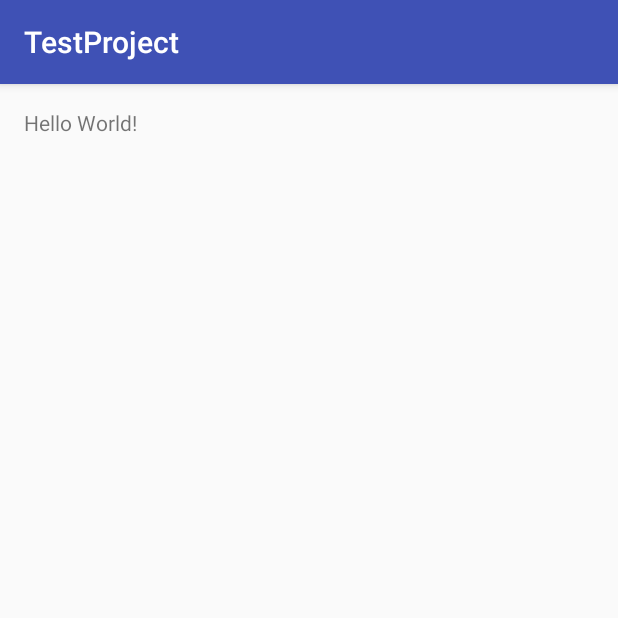
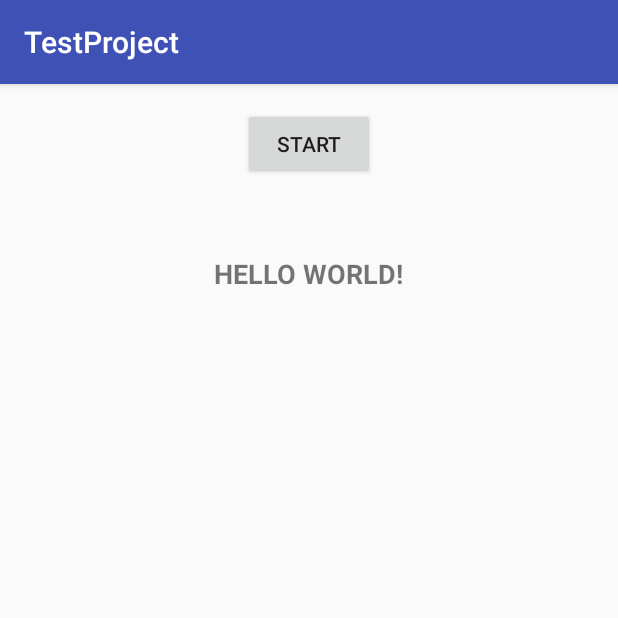
Before and after one commit to s-marten/TestProject, an Android app: the screen it shows after launch (MainActivity), on a phone screen of 412 x 824 dp, the top half of it. Run offline under Robolectric (Android 15) with nearby library versions, the phone set to English and light mode, and no system bars.

Commit message:
async test

```diff
--- a/app/build.gradle
+++ b/app/build.gradle
@@ -2,7 +2,8 @@ apply plugin: 'com.android.application'
 
 android {
     compileSdkVersion 23
-    buildToolsVersion "24.0.1"
+    //    buildToolsVersion "24.0.1"
+    buildToolsVersion "23.0.3"
 
     defaultConfig {
         applicationId "ru.marten.testproject"
--- a/app/src/main/java/ru/marten/testproject/MainActivity.java
+++ b/app/src/main/java/ru/marten/testproject/MainActivity.java
@@ -2,12 +2,41 @@ package ru.marten.testproject;
 
 import android.support.v7.app.AppCompatActivity;
 import android.os.Bundle;
+import android.view.View;
+import android.widget.Button;
+import android.widget.TextView;
+
+import ru.marten.testproject.netutils.CustomAsyncTask;
 
 public class MainActivity extends AppCompatActivity {
+
+    TextView status_text;
 
     @Override
     protected void onCreate(Bundle savedInstanceState) {
         super.onCreate(savedInstanceState);
         setContentView(R.layout.activity_main);
+        status_text = (TextView) findViewById(R.id.status_text);
+        Button testBtn = (Button) findViewById(R.id.start_button);
+        testBtn.setOnClickListener(new View.OnClickListener() {
+            @Override
+            public void onClick(View view) {
+                asyncTest();
+            }
+        });
+    }
+
+    public void setText() {
+        status_text.setText("Got it");
+    }
+
+    public void asyncTest() {
+        CustomAsyncTask task = new CustomAsyncTask();
+        try {
+            task.setPostExecuteLogic(this.getClass().getMethod("setText", null), this);
+        } catch (NoSuchMethodException e) {
+            e.printStackTrace();
+        }
+        task.execute();
     }
 }
--- a/app/src/main/res/layout/activity_main.xml
+++ b/app/src/main/res/layout/activity_main.xml
@@ -9,8 +9,29 @@
     android:paddingTop="@dimen/activity_vertical_margin"
     tools:context="ru.marten.testproject.MainActivity">
 
+    <LinearLayout
+        android:id="@+id/buttons_panel"
+        android:layout_width="match_parent"
+        android:layout_height="wrap_content"
+        android:gravity="center">
+
+        <Button
+            android:id="@+id/start_button"
+            android:layout_width="wrap_content"
+            android:layout_height="wrap_content"
+            android:text="start"
+            />
+    </LinearLayout>
+
     <TextView
+        android:id="@+id/status_text"
         android:layout_width="wrap_content"
         android:layout_height="wrap_content"
-        android:text="Hello World!" />
+        android:layout_marginTop="50dp"
+        android:textAllCaps="true"
+        android:textStyle="bold"
+        android:textSize="18sp"
+        android:text="Hello World!"
+        android:layout_below="@id/buttons_panel"
+        android:layout_centerHorizontal="true"/>
 </RelativeLayout>
```
Also changed, not shown: app/src/main/java/ru/marten/testproject/netutils/CustomAsyncTask.java (added, +52 -0 lines).
